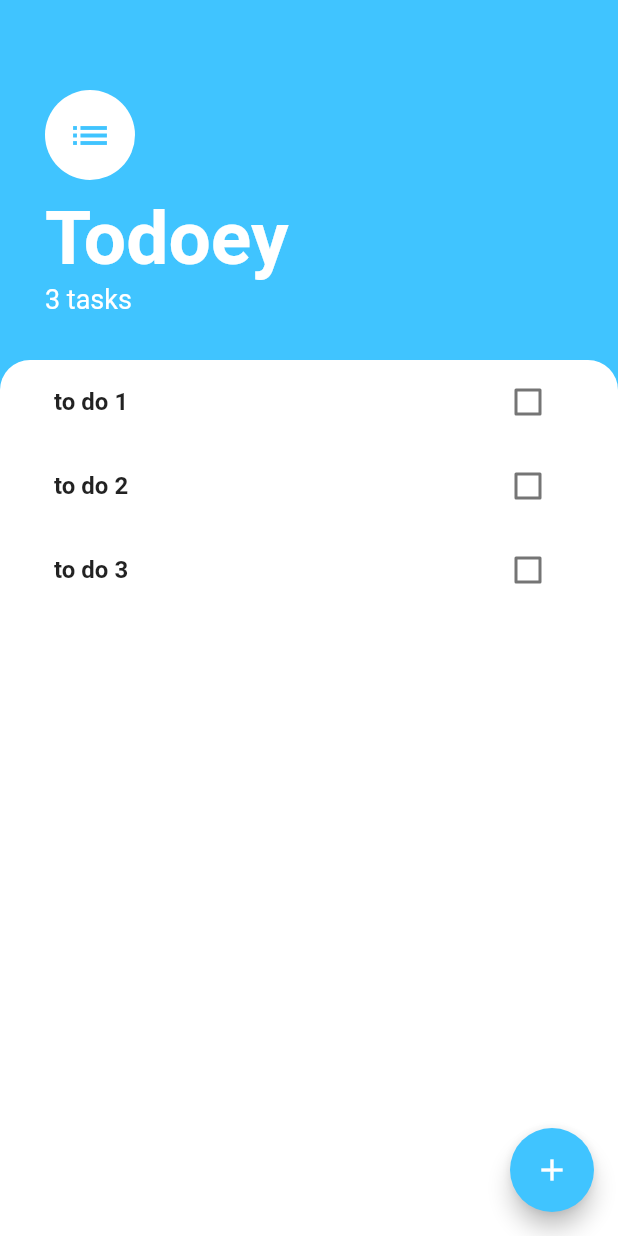
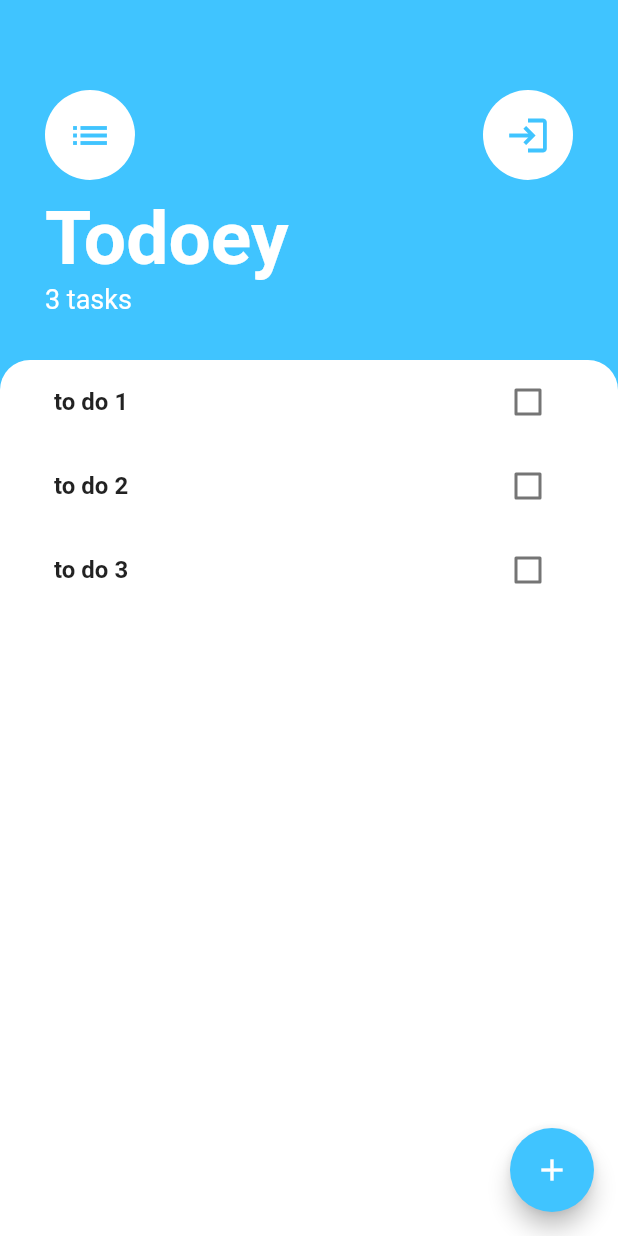
Before and after one commit to SulimanF96/todoey, a Flutter app: the screen it shows after launch, on a phone screen of 412 x 824 dp. Run offline on Flutter 3.47's test engine with Material 2 defaults, Android fonts, the phone set to English and light mode, and no system bars; our stand-ins replace flutter_secure_storage, google_fonts, pinput.

Commit message:
Implement login

```diff
--- a/lib/main.dart
+++ b/lib/main.dart
@@ -1,6 +1,7 @@
 import 'package:flutter/material.dart';
 import 'package:provider/provider.dart';
 import 'package:todoey/models/task.dart';
+import 'package:todoey/providers/auth_provider.dart';
 import 'package:todoey/providers/tasks_provider.dart';
 import 'package:todoey/screens/tasks_screen.dart';
 
@@ -13,8 +14,16 @@ class MyApp extends StatelessWidget {
 
   @override
   Widget build(BuildContext context) {
-    return ChangeNotifierProvider(create: (context) => TasksProvider(), child: MaterialApp(
-      home: TasksScreen(),
-    ),);
+    AuthModel authModel = AuthModel();
+    authModel.init();
+    return MultiProvider(
+      providers: [
+        ChangeNotifierProvider(create: (context) => TasksProvider(),),
+    ChangeNotifierProvider(create: (context) => AuthModel()),
+      ],
+      child: MaterialApp(
+    home: TasksScreen(),
+    ),
+    );
   }
 }
--- /dev/null
+++ b/lib/providers/auth_provider.dart
@@ -0,0 +1,35 @@
+import 'package:flutter/material.dart';
+import 'package:flutter_secure_storage/flutter_secure_storage.dart';
+import 'package:todoey/services/auth_service.dart';
+
+class AuthModel extends ChangeNotifier {
+  final storage = const FlutterSecureStorage();
+  String? _token;
+  bool isAuthorized = false;
+
+  init() async {
+    _token = await storage.read(key: 'token');
+     print("Initilaize auth");
+    isAuthorized = _token != null;
+
+    notifyListeners();
+  }
+
+  Future login(String accessToken) async {
+
+    storage.write(key: 'token', value: accessToken);
+    print("Initilaize login");
+    _token = accessToken;
+    isAuthorized = true;
+
+    notifyListeners();
+  }
+
+  logout() {
+    _token = null;
+    isAuthorized = false;
+    storage.delete(key: 'token');
+    print("Initilaize logout");
+    notifyListeners();
+  }
+}
--- a/lib/screens/tasks_screen.dart
+++ b/lib/screens/tasks_screen.dart
@@ -3,8 +3,10 @@ import 'package:flutter/src/widgets/framework.dart';
 import 'package:provider/provider.dart';
 import 'package:todoey/main.dart';
 import 'package:todoey/models/task.dart';
+import 'package:todoey/providers/auth_provider.dart';
 import 'package:todoey/providers/tasks_provider.dart';
 import 'package:todoey/screens/add_task_screen.dart';
+import 'package:todoey/screens/auth_screen.dart';
 import 'package:todoey/widgets/tasks_list.dart';
 
 class TasksScreen extends StatefulWidget {
@@ -18,6 +20,7 @@ class _TasksScreenState extends State<TasksScreen> {
 
   @override
   Widget build(BuildContext context) {
+
     return Scaffold(
       floatingActionButton: FloatingActionButton(backgroundColor: Colors.lightBlueAccent, onPressed: (){
         showModalBottomSheet(context: context, builder: (context) => AddTaskScreen());
@@ -31,6 +34,9 @@ class _TasksScreenState extends State<TasksScreen> {
           child: Column(
             crossAxisAlignment: CrossAxisAlignment.start,
             children:  [
+              Row(
+                mainAxisAlignment: MainAxisAlignment.spaceBetween,
+                children: [
                   CircleAvatar(
                     backgroundColor: Colors.white,
                     radius: 30.0,
@@ -39,6 +45,24 @@ class _TasksScreenState extends State<TasksScreen> {
                       size: 30.0,
                       color: Colors.lightBlueAccent,
                     ),
+                  ),
+                  GestureDetector(
+                    onTap:  Provider.of<AuthModel>(context).isAuthorized ? (){
+                       Provider.of<AuthModel>(context, listen: false).logout();
+                    } : ()  {
+                      showModalBottomSheet(context: context, builder: (context) => AuthScreen());
+                    },
+                    child: CircleAvatar(
+                      backgroundColor: Colors.white,
+                      radius: 30.0,
+                      child: Icon(
+                        Provider.of<AuthModel>(context).isAuthorized ? Icons.logout: Icons.login,
+                        size: 30.0,
+                        color: Colors.lightBlueAccent,
+                      ),
+                    ),
+                  )
+                ],
               ),
               SizedBox(
                 height: 10.0,
--- a/pubspec.yaml
+++ b/pubspec.yaml
@@ -36,6 +36,9 @@ dependencies:
   # Use with the CupertinoIcons class for iOS style icons.
   cupertino_icons: ^1.0.2
   provider: ^6.0.5
+  flutter_secure_storage: ^8.0.0
+  pinput: ^2.2.31
+  google_fonts: ^4.0.3
 
 dev_dependencies:
   flutter_test:
```
Also changed, not shown: lib/screens/auth_screen.dart (added, +88 -0 lines), lib/services/Networking.dart (added, +36 -0 lines), lib/services/auth_service.dart (added, +21 -0 lines), lib/widgets/login.dart (added, +54 -0 lines), lib/widgets/otp.dart (added, +106 -0 lines), pubspec.lock, 14 other files. Lines whose indentation alone changed are shown as unchanged.
